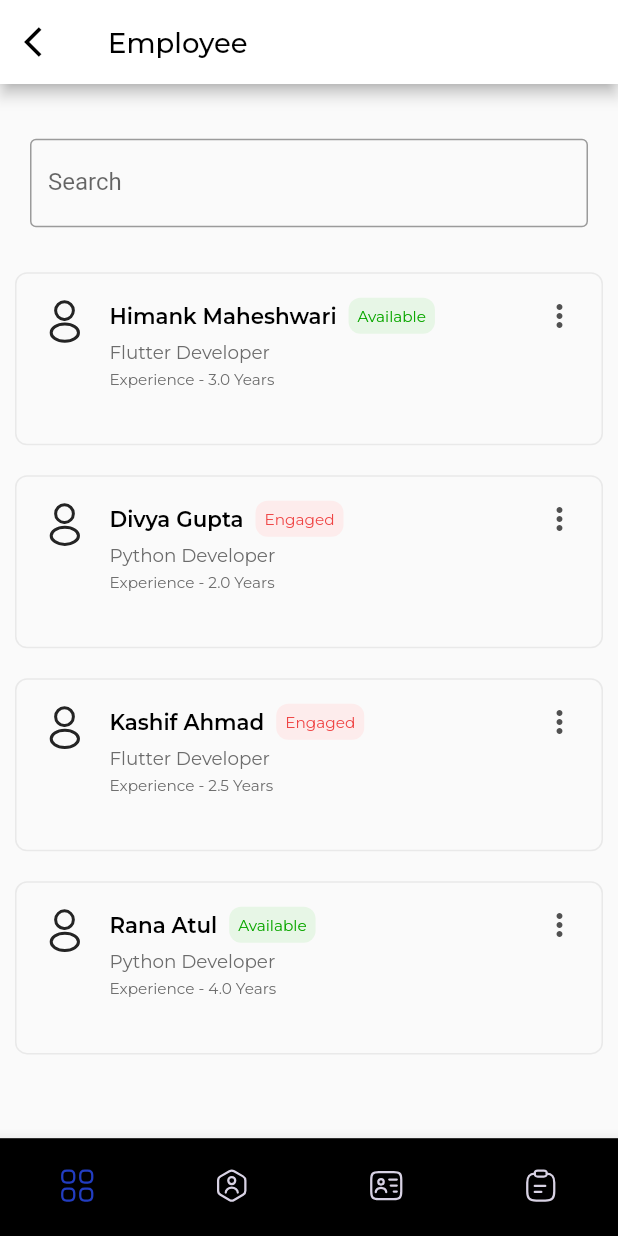
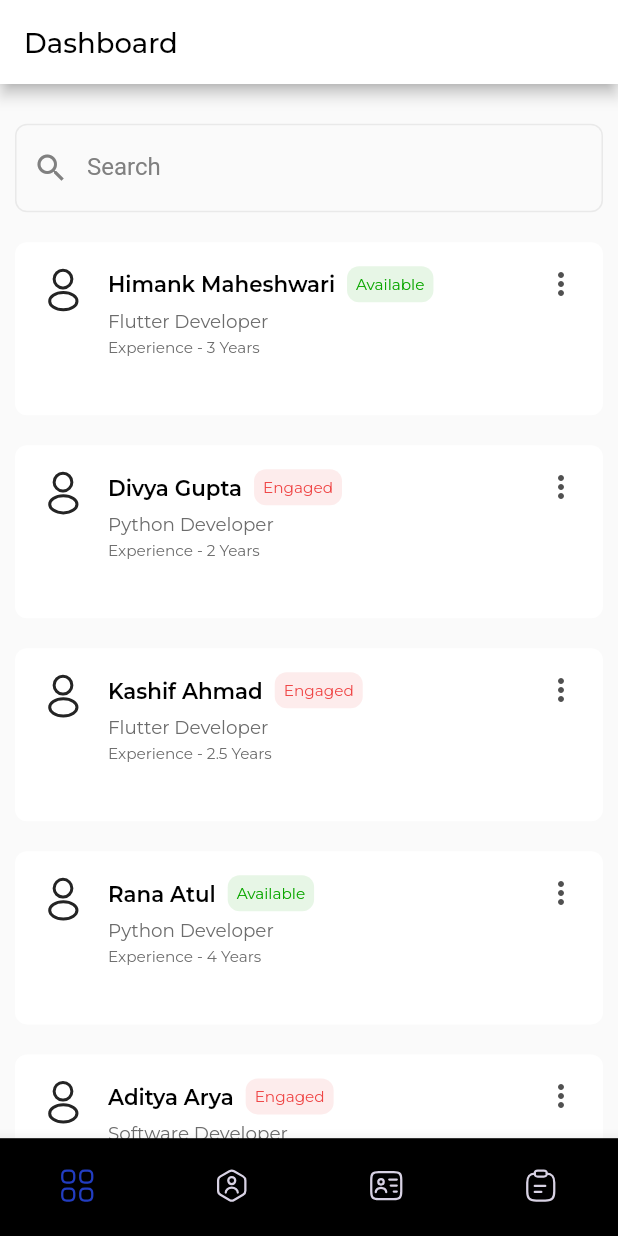
Before and after one commit to Runtimeterror2022/Runtime-T-Error-MobileApp, a Flutter app: the screen it shows after launch, on a phone screen of 412 x 824 dp. Run offline on Flutter 3.47's test engine with Material 2 defaults, Android fonts, the phone set to English and light mode, and no system bars; our stand-ins replace dio, flutter_screenutil, flutter_svg, get, google_fonts, google_sign_in and 3 more; missing offline and left inert: device_info_plus_web, firebase_analytics_web, firebase_core_web, firebase_messaging_web, firebase_remote_config_web, flutter_login_facebook and 3 more; accounts and stored records are empty.

Commit message:
Developer Profile Added
* Developer Profile Screen Added

```diff
--- a/flutter/lib/core/constants/color_palette.dart
+++ b/flutter/lib/core/constants/color_palette.dart
@@ -4,6 +4,7 @@ abstract class AppColors {
   static const kPureWhite = Color(0xFFFFFFFF);
   static const kPureBlack = Color(0xFF000000);
   static const kgrey300 = Color(0xFF6C6C6C);
+
   static const kgrey50 = Color(0xFF505050);
 
   static const kborder = Color(0xFFE9E9E9);
@@ -12,11 +13,8 @@ abstract class AppColors {
   static const kactiveText = Color(0xFF0BA700);
   static const kinActiveBackground = Color(0xFFFDECEC);
   static const kinActiveText = Color(0xFFEF4444);
+  static const kprimary = Color(0xFFf5f5f5);
+  static const ksecondary = Color(0xFF242424);
+
   static const ktransparent = Colors.transparent;
 }
-
-// primary:#F5F5F5,
-//  secondary: #242424,
-//  cta: #009688,
-//   active:{bg:#E7F6E6, text:#0BA700},
-//   inactive:{bg:#FDECEC, text:#EF4444}
--- a/flutter/lib/feature/home/view/home.dart
+++ b/flutter/lib/feature/home/view/home.dart
@@ -3,6 +3,8 @@ import 'package:flutter_svg/flutter_svg.dart';
 import 'package:mvc_bolierplate_getx/core/constants/app_text_style.dart';
 import 'package:mvc_bolierplate_getx/core/constants/color_palette.dart';
 import 'package:mvc_bolierplate_getx/core/constants/image_path.dart';
+import 'package:mvc_bolierplate_getx/core/routes/app_routes.dart';
+import 'package:mvc_bolierplate_getx/feature/developer_profile/view/developer_profile.dart';
 
 class HomePage extends StatefulWidget {
   const HomePage({Key? key}) : super(key: key);
@@ -16,29 +18,36 @@ class _HomePageState extends State<HomePage> {
   final List<Map<String, dynamic>> _employee = [
     {
       'name': 'Himank Maheshwari',
-      'experience': '3.0',
+      'experience': '3',
       'tech_stack': 'Flutter Developer',
-      'isAvailable': 'true',
+      'isAvailable': true,
     },
     {
       'name': 'Divya Gupta',
-      'experience': '2.0',
+      'experience': '2',
       'tech_stack': 'Python Developer',
-      'isAvailable': 'false',
+      'isAvailable': false,
     },
     {
       'name': 'Kashif Ahmad',
       'experience': '2.5',
       'tech_stack': 'Flutter Developer',
-      'isAvailable': 'false',
+      'isAvailable': false,
     },
     {
       'name': 'Rana Atul',
-      'experience': '4.0',
+      'experience': '4',
       'tech_stack': 'Python Developer',
-      'isAvailable': 'true',
+      'isAvailable': true,
+    },
+    {
+      'name': 'Aditya Arya',
+      'experience': '6',
+      'tech_stack': 'Software Developer',
+      'isAvailable': false,
     },
   ];
+
   @override
   void initState() {
     super.initState();
@@ -46,18 +55,19 @@ class _HomePageState extends State<HomePage> {
 
   @override
   Widget build(BuildContext context) {
-    return Scaffold(
+    return GestureDetector(
+      onTap: () {
+        FocusScope.of(context).requestFocus(FocusNode());
+      },
+      child: Scaffold(
+        backgroundColor: Colors.grey.shade50,
         appBar: AppBar(
           backgroundColor: Colors.white,
-          leading: const Icon(
-            Icons.arrow_back_ios,
-            color: Colors.black,
-          ),
           title: Text(
-            'Employee',
+            'Dashboard',
             style: AppTextStyle.titleBlackMedium18,
           ),
-          actions: const []),
+        ),
         body: Column(
           mainAxisAlignment: MainAxisAlignment.start,
           crossAxisAlignment: CrossAxisAlignment.start,
@@ -66,15 +76,11 @@ class _HomePageState extends State<HomePage> {
               height: MediaQuery.of(context).size.height * .02,
             ),
             Container(
-            margin: const EdgeInsets.all(20),
+              margin: const EdgeInsets.all(10),
               child: TextField(
                 controller: _searchCtrl,
                 decoration: const InputDecoration(
-                border: OutlineInputBorder(
-                  borderSide: BorderSide(color: AppColors.kborder),
-                ),
-                labelText: 'Search',
-              ),
+                    labelText: 'Search', prefixIcon: Icon(Icons.search)),
               ),
             ),
             Expanded(
@@ -82,32 +88,44 @@ class _HomePageState extends State<HomePage> {
                 physics: const BouncingScrollPhysics(),
                 itemCount: _employee.length,
                 itemBuilder: (BuildContext context, int index) {
-                return employeeCard(
+                  return InkWell(
+                    onTap: () {
+                      Navigator.push(
+                        context,
+                        MaterialPageRoute(
+                            builder: (context) => DeveloperProfileScreen(
+                                  _employee[index]['name'],
+                                  _employee[index]['tech_stack'],
+                                  _employee[index]['experience'],
+                                )),
+                      );
+                    },
+                    child: employeeCard(
                       _employee[index]['name'],
                       _employee[index]['experience'],
                       _employee[index]['tech_stack'],
                       _employee[index]['isAvailable'],
+                    ),
                   );
                 },
               ),
             ),
           ],
         ),
+      ),
     );
   }
 
   // ignore: prefer_expression_function_bodies
   Widget employeeCard(
-      String name, String experience, String techStack, String isAvailable) {
+      String name, String experience, String techStack, bool isAvailable) {
     return Container(
       height: MediaQuery.of(context).size.height * .14,
       margin: const EdgeInsets.all(10),
       padding: const EdgeInsets.all(16),
-      decoration: BoxDecoration(
-          border: Border.all(
-            color: AppColors.kborder,
-          ),
-          borderRadius: const BorderRadius.all(Radius.circular(8))),
+      decoration: const BoxDecoration(
+          color: Colors.white,
+          borderRadius: BorderRadius.all(Radius.circular(8))),
       child: Row(
           mainAxisAlignment: MainAxisAlignment.start,
           crossAxisAlignment: CrossAxisAlignment.start,
@@ -123,7 +141,7 @@ class _HomePageState extends State<HomePage> {
                   children: [
                     Text(name, style: AppTextStyle.blackBold14),
                     const SizedBox(width: 8),
-                    (isAvailable == 'true')
+                    (isAvailable)
                         ? Container(
                             padding: const EdgeInsets.all(5),
                             decoration: BoxDecoration(
--- a/flutter/lib/main.dart
+++ b/flutter/lib/main.dart
@@ -2,8 +2,7 @@ import 'dart:async';
 
 import 'package:flutter/material.dart';
 import 'package:mvc_bolierplate_getx/my_app.dart';
-import 'feature/log_in/view/login_screen.dart';
 
 Future<void> main() async {
-  runApp(MyApp());
+  runApp(const MyApp());
 }
--- a/flutter/lib/my_app.dart
+++ b/flutter/lib/my_app.dart
@@ -4,12 +4,8 @@ import 'package:flutter_screenutil/flutter_screenutil.dart';
 import 'package:get/get.dart';
 import 'package:mvc_bolierplate_getx/core/constants/color_palette.dart';
 import 'package:mvc_bolierplate_getx/feature/bottom_navigation_bar/view/bottom_navigation_bar_screen.dart';
-import 'package:mvc_bolierplate_getx/feature/home/view/home.dart';
-import 'package:mvc_bolierplate_getx/feature/log_in/view/login_screen.dart';
 
-import 'core/constants/image_path.dart';
 import 'core/reponsive/SizeConfig.dart';
-import 'core/routes/app_routes.dart';
 
 class MyApp extends StatelessWidget {
   // final AppTranslations translations;
@@ -31,8 +27,26 @@ class MyApp extends StatelessWidget {
                   DeviceOrientation.portraitUp,
                 ]);
                 return GetMaterialApp(
+                  theme: ThemeData(
+                    primarySwatch: Colors.blue,
+                    inputDecorationTheme: InputDecorationTheme(
+                        enabledBorder: OutlineInputBorder(
+                          borderSide:
+                              const BorderSide(color: AppColors.kborder),
+                          borderRadius: BorderRadius.circular(8),
+                        ),
+                        focusedBorder: OutlineInputBorder(
+                          borderSide:
+                              const BorderSide(color: AppColors.kborder),
+                          borderRadius: BorderRadius.circular(8),
+                        ),
+                        prefixIconColor: AppColors.kgrey,
+                        labelStyle: const TextStyle(color: AppColors.kgrey),
+                        focusColor: AppColors.kgrey),
+                  ),
+                  debugShowCheckedModeBanner: false,
                   title: 'MyApp',
-                  home: CustomBottomNavigationBar(),
+                  home: const CustomBottomNavigationBar(),
                 );
               })));
 }
--- a/flutter/pubspec.yaml
+++ b/flutter/pubspec.yaml
@@ -30,6 +30,7 @@ dependencies:
   logger: ^1.1.0
   shared_preferences: ^2.0.15
   url_launcher: ^6.1.5
+  random_avatar: ^0.0.7
 
 dev_dependencies:
   flutter_lints: ^2.0.0
```
Also changed, not shown: flutter/lib/feature/developer_profile/view/developer_profile.dart (added, +156 -0 lines), flutter/pubspec.lock. Lines whose indentation alone changed are shown as unchanged.
